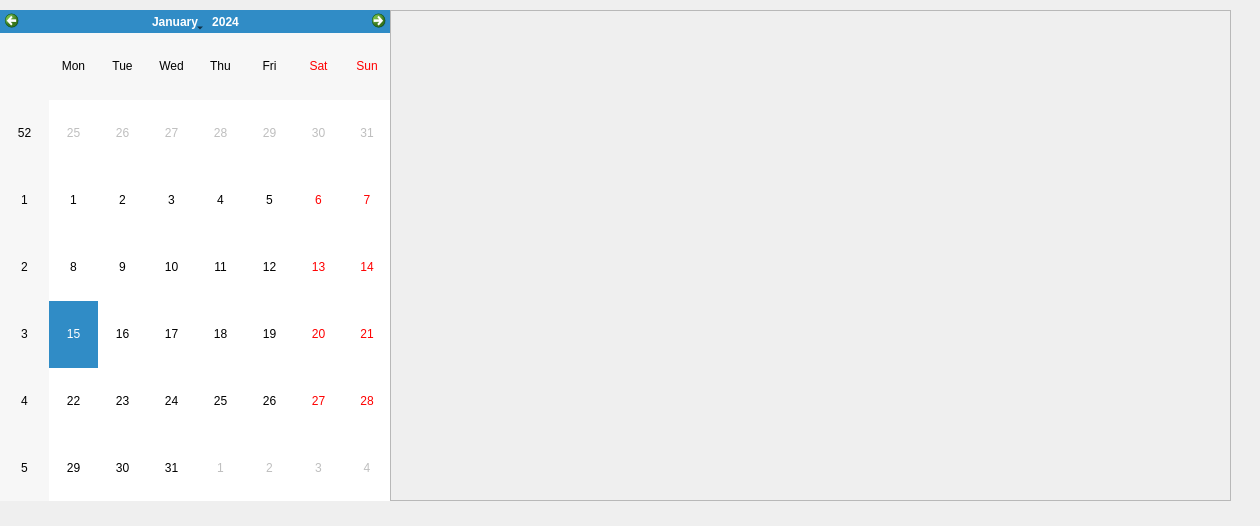
Qt form calend_desktop/cal_30.ui (lim-bo/calendar) before a commit.
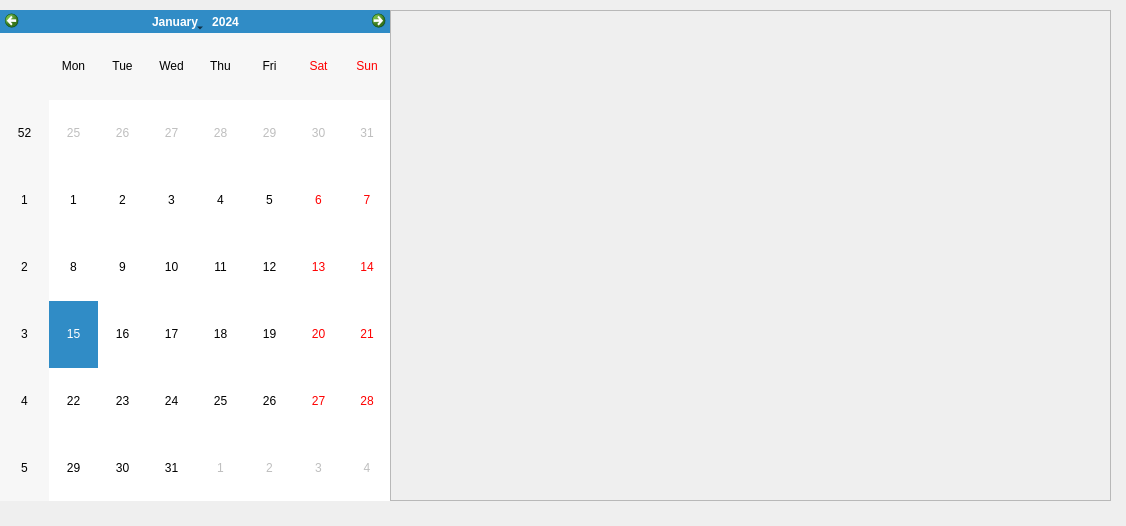
The same form after that commit.

The edit to the form file:
```diff
--- a/calend_desktop/cal_30.ui
+++ b/calend_desktop/cal_30.ui
@@ -6,7 +6,7 @@
    <rect>
     <x>0</x>
     <y>0</y>
-    <width>1260</width>
+    <width>1126</width>
     <height>526</height>
    </rect>
   </property>
@@ -28,7 +28,7 @@
     <rect>
      <x>390</x>
      <y>10</y>
-     <width>841</width>
+     <width>721</width>
      <height>491</height>
     </rect>
    </property>
@@ -40,7 +40,7 @@
      <rect>
       <x>0</x>
       <y>0</y>
-      <width>839</width>
+      <width>719</width>
       <height>489</height>
      </rect>
     </property>
```
